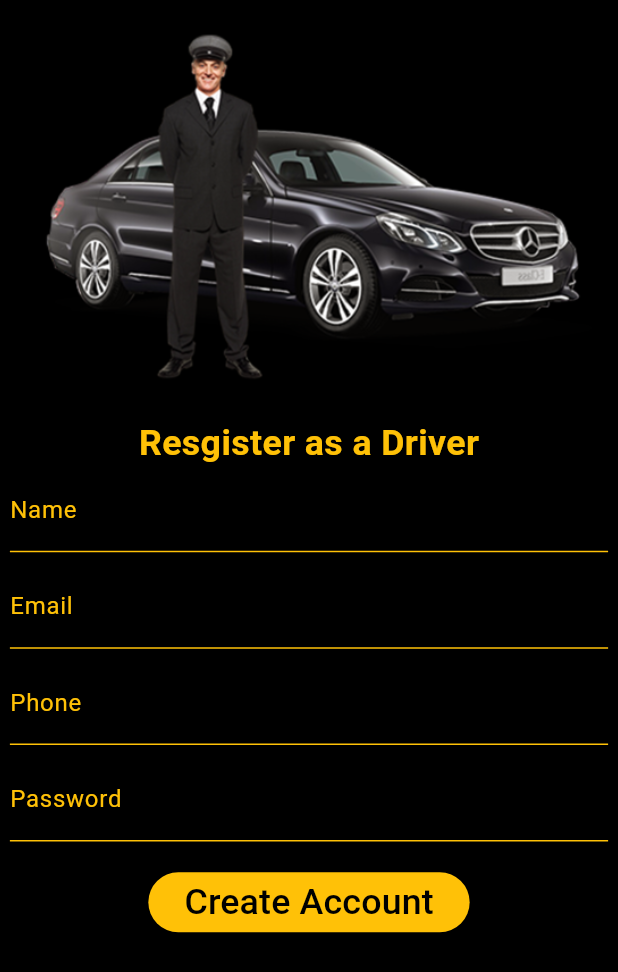
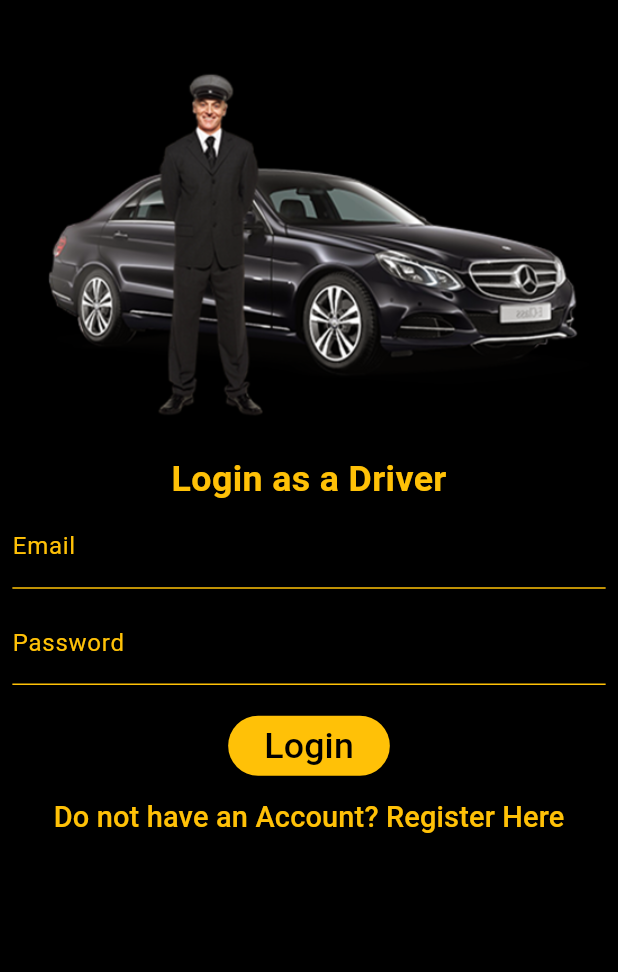
Before and after one commit to muhammadnumanlatif/driver, a Flutter app: the screen it shows after launch, on a phone screen of 412 x 824 dp. Shown: the top 972 px of the screen. Run offline on Flutter 3.47's test engine with Material 2 defaults, Android fonts, the phone set to English and light mode, and no system bars; our stand-ins replace firebase_core, fluttertoast, responsive_sizer; accounts and stored records are empty.

Commit message:
final revision

```diff
--- /dev/null
+++ b/lib/authentication/login_screen.dart
@@ -0,0 +1,82 @@
+import 'package:driver/authentication/signup_screen.dart';
+import 'package:driver/widgets/custom_text_button.dart';
+import 'package:flutter/material.dart';
+import 'package:responsive_sizer/responsive_sizer.dart';
+
+import '../widgets/custom_textfield.dart';
+import '../widgets/cutom_button.dart';
+import 'car_info_screen.dart';
+
+class LoginScreen extends StatefulWidget {
+  const LoginScreen({Key? key}) : super(key: key);
+
+  @override
+  State<LoginScreen> createState() => _LoginScreenState();
+}
+
+class _LoginScreenState extends State<LoginScreen> {
+  TextEditingController? emailController = TextEditingController();
+  TextEditingController? passwordController = TextEditingController();
+  @override
+  void dispose() {
+    emailController!.dispose();
+    passwordController!.dispose();
+    super.dispose();
+  }
+
+  @override
+  Widget build(BuildContext context) {
+    return Scaffold(
+      backgroundColor: Colors.black,
+      body: SingleChildScrollView(
+        child: Padding(
+          padding:  EdgeInsets.all(2.w),
+          child: Column(
+            children: [
+              SizedBox(height: 3.h,),
+              Padding(padding: EdgeInsets.all(2.5.w),
+                child:  Hero(
+                    tag: "logo",
+                    child: Image.asset("images/logo1.png")),
+              ),
+              SizedBox(height: 1.0.h,),
+              Text("Login as a Driver",
+                style: TextStyle(
+                  color: Colors.amber,
+                  fontSize: 20.0.sp,
+                  fontWeight: FontWeight.bold,
+                ),
+              ),
+              CustomTextField(
+                nameController: emailController,
+                label: "Email",
+                textInputType: TextInputType.emailAddress,
+              ),
+              SizedBox(height: 1.h,),
+              CustomTextField(
+                nameController: passwordController,
+                label: "Password",
+                isObsucreType: true,
+              ),
+              SizedBox(height: 2.h,),
+              //button
+              CustomButton(
+                text: "Login",
+                function: (){
+                  //Navigator.push(context, MaterialPageRoute(builder: (context)=>CarInfoScreen()));
+                },
+              ),
+              CustomTextButton(
+                text:"Do not have an Account? Register Here",
+                function: (){
+                  Navigator.push(context, MaterialPageRoute(builder: (context)=>SignupScreen()));
+
+                },
+              ),
+            ],
+          ),
+        ),
+      ),
+    );
+  }
+}
--- a/lib/splashScreen/splash_screen.dart
+++ b/lib/splashScreen/splash_screen.dart
@@ -1,5 +1,6 @@
 import 'dart:async';
 
+import 'package:driver/authentication/login_screen.dart';
 import 'package:driver/authentication/signup_screen.dart';
 import 'package:driver/mainScreens/main_screen.dart';
 import 'package:flutter/material.dart';
@@ -16,7 +17,7 @@ class _MySplashScreenState extends State<MySplashScreen> {
   startTimer(){
     Timer(const Duration(seconds: 3), () {
       //send to home screen
-      Navigator.pushReplacement(context, MaterialPageRoute(builder: (context)=>const SignupScreen()));
+      Navigator.pushReplacement(context, MaterialPageRoute(builder: (context)=>const LoginScreen()));
     });
   }
 
```
Also changed, not shown: lib/authentication/signup_screen.dart (+48 -1 lines).
